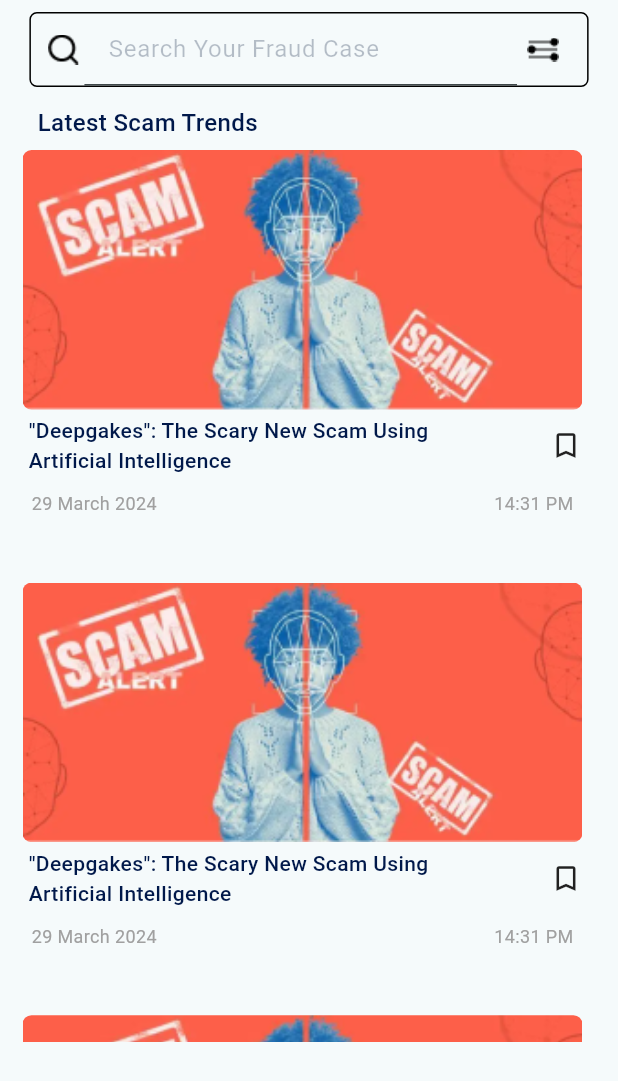
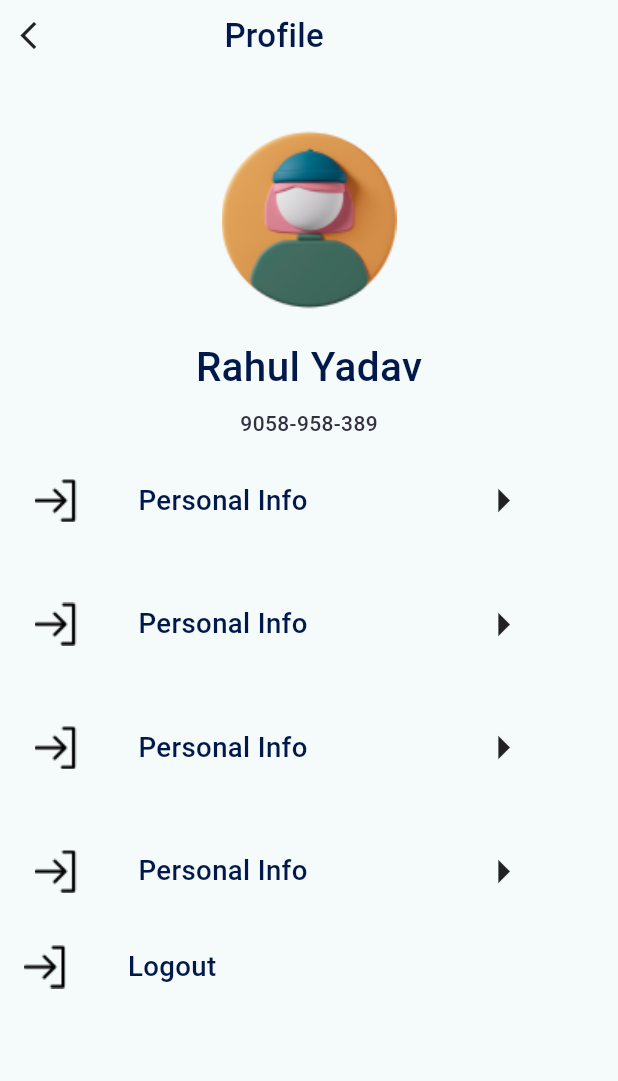
Before and after one commit to yadavrahul818980/RJPOLICE_HACK_1098_CyberSecure_9, a Flutter app: the screen it shows after launch, on a phone screen of 412 x 824 dp. Shown: the top 1081 px of the screen. Run offline on Flutter 3.47's test engine with Material 3 defaults, Android fonts, the phone set to English and light mode, and no system bars; our stand-ins replace pinput; Roboto replaces fonts that are missing (Poppins).

Commit message:
profile page ui

```diff
--- a/lib/main.dart
+++ b/lib/main.dart
@@ -1,5 +1,7 @@
+import 'package:cyber_secure/screens/profile.dart';
 import 'package:cyber_secure/screens/trends.dart';
 import 'package:flutter/material.dart';
+import 'package:cyber_secure/screens/trendsSearch.dart';
 // import 'dart:html';
 import 'package:cyber_secure/screens/splash_screen.dart';
 import 'package:cyber_secure/screens/loginscreen.dart';
@@ -24,7 +26,7 @@ class MyApp extends StatelessWidget {
             seedColor: const Color.fromARGB(255, 255, 255, 255)),
         useMaterial3: true,
       ),
-      home: trendsPage(),
+      home: profile(),
       // home: const MyHomePage(title: 'Flutter Demo Home Page'),
     );
   }
--- /dev/null
+++ b/lib/screens/profile.dart
@@ -0,0 +1,101 @@
+import 'package:cyber_secure/screens/utilities.dart';
+import 'package:flutter/material.dart';
+
+class profile extends StatefulWidget {
+  const profile({super.key});
+
+  @override
+  State<profile> createState() => _profileState();
+}
+
+class _profileState extends State<profile> {
+  @override
+  Widget build(BuildContext context) {
+    return Scaffold(
+        body: ListView(
+      children: [buildheading(context)],
+    ));
+  }
+
+  Widget buildheading(BuildContext context) {
+    final screenHeight = MediaQuery.of(context).size.height;
+    final screenWidth = MediaQuery.of(context).size.width;
+    return Padding(
+      padding: const EdgeInsets.all(8.0),
+      child: Column(
+        crossAxisAlignment: CrossAxisAlignment.center,
+        children: [
+          Container(
+              child: Row(
+            mainAxisAlignment: MainAxisAlignment.start,
+            children: [
+              Icon(
+                Icons.arrow_back_ios_new_sharp,
+                size: 22.0,
+              ),
+              SizedBox(
+                width: screenWidth * 0.29,
+              ),
+              CustomText(
+                text: 'Profile',
+                fontStyle: null,
+                color: Color(0xFF00184A),
+                fontSize: 22,
+              ),
+            ],
+          )),
+          SizedBox(
+            height: screenHeight * 0.055,
+          ),
+          Image.asset(
+            'assets/girl.png',
+            scale: 0.9,
+            // height: screenHeight * 0.032,
+          ),
+          SizedBox(height: screenHeight * 0.02),
+          CustomText(
+            text: 'Rahul Yadav',
+            fontStyle: null,
+            color: Color(0xFF00184A),
+            fontSize: 27,
+          ),
+          SizedBox(height: screenHeight * 0.01),
+          CustomText(
+            text: '9058-958-389',
+            fontStyle: null,
+            color: Color(0xFF323142),
+            fontSize: 14,
+          ),
+          settingBox('assets/logOut.png', 'Personal Info', context, profile()),
+          settingBox('assets/logOut.png', 'Personal Info', context, profile()),
+          settingBox('assets/logOut.png', 'Personal Info', context, profile()),
+          settingBox('assets/logOut.png', 'Personal Info', context, profile()),
+          Padding(
+            padding: const EdgeInsets.all(8.0),
+            child: Row(
+              mainAxisAlignment: MainAxisAlignment.start,
+              children: [
+                Image.asset(
+                  'assets/logOut.png',
+                  scale: 1,
+                  // height: screenHeight * 0.032,
+                ),
+                SizedBox(width: screenWidth * 0.1),
+                Text(
+                  'Logout',
+                  style: TextStyle(
+                    color: Color(0xFF00184A),
+                    fontSize: 18.37,
+                    fontFamily: 'Poppins',
+                    fontWeight: FontWeight.w500,
+                    // height: 0,
+                  ),
+                ),
+              ],
+            ),
+          )
+        ],
+      ),
+    );
+  }
+}
--- /dev/null
+++ b/lib/screens/trendsSearch.dart
@@ -0,0 +1,43 @@
+import 'package:cyber_secure/screens/utilities.dart';
+import 'package:flutter/material.dart';
+
+class trendsSearchPage extends StatefulWidget {
+  const trendsSearchPage({super.key});
+
+  @override
+  State<trendsSearchPage> createState() => _trendsSearchPage();
+}
+
+class _trendsSearchPage extends State<trendsSearchPage> {
+  @override
+  Widget build(BuildContext context) {
+    return Scaffold(
+        body: ListView(
+      children: [buildheading(context)],
+    ));
+  }
+
+  Widget buildheading(BuildContext context) {
+    final screenHeight = MediaQuery.of(context).size.height;
+    final screenWidth = MediaQuery.of(context).size.width;
+    return Padding(
+      padding: const EdgeInsets.all(8.0),
+      child: Column(
+        crossAxisAlignment: CrossAxisAlignment.start,
+        children: [
+          searchBar(context, 'Search Your Fraud Case', false),
+          Padding(
+            padding: const EdgeInsets.only(left: 17.0, top: 12.0),
+            child: CustomText(
+              text: 'Suggestion',
+              fontStyle: null,
+              color: Color(0xFF00184A),
+              fontSize: 16,
+            ),
+          ),
+
+        ],
+      ),
+    );
+  }
+}
--- a/lib/screens/utilities.dart
+++ b/lib/screens/utilities.dart
@@ -545,3 +545,49 @@ Widget searchBar(BuildContext context, String hinttext, bool obscure) {
     ],
   );
 }
+
+Widget settingBox(image, text1, context, page) {
+  final screenHeight = MediaQuery.of(context).size.height;
+  final screenWidth = MediaQuery.of(context).size.width;
+
+  return GestureDetector(
+    onTap: () {
+      Navigator.push(context, MaterialPageRoute(builder: (context) => page));
+    },
+    child: Container(
+        height: screenHeight * 0.1,
+        // width: screenWidth * width,
+        // decoration: BoxDecoration(borderRadius: BorderRadius.circular(5)),
+        child: Padding(
+            padding: const EdgeInsets.all(7.0),
+            child: Padding(
+              padding: const EdgeInsets.all(8.0),
+              child: Row(
+                mainAxisAlignment: MainAxisAlignment.start,
+                children: [
+                  Image.asset(
+                    image,
+                    scale: 1,
+                    // height: screenHeight * 0.032,
+                  ),
+                  SizedBox(width: screenWidth * 0.1),
+                  Text(
+                    text1,
+                    style: TextStyle(
+                      color: Color(0xFF00184A),
+                      fontSize: 18.37,
+                      fontFamily: 'Poppins',
+                      fontWeight: FontWeight.w500,
+                      // height: 0,
+                    ),
+                  ),
+                  SizedBox(width: screenWidth * 0.27),
+                  Icon(
+                    Icons.arrow_right_sharp,
+                    size: 38.0,
+                  )
+                ],
+              ),
+            ))),
+  );
+}
--- a/pubspec.yaml
+++ b/pubspec.yaml
@@ -79,6 +79,8 @@ flutter:
     - assets/Data.png
     - assets/search.png
     - assets/filter.png
+    - assets/logOut.png
+    - assets/girl.png
 
   #   - images/a_dot_ham.jpeg
 
```
Also changed, not shown: assets/girl.png (added), assets/logOut.png (added), lib/screens/personalInfo.dart (added).
